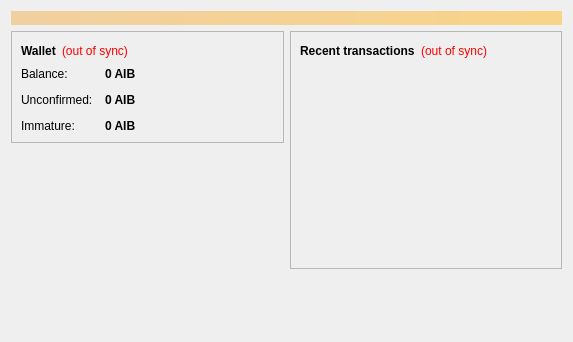
Above: src/qt/forms/overviewpage.ui from minersc/msc before the change. Below: the same form after it.
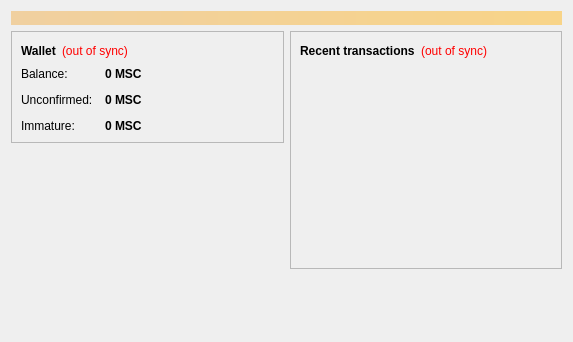
That is the form after the change.

The edit to the form file:
```diff
--- a/src/qt/forms/overviewpage.ui
+++ b/src/qt/forms/overviewpage.ui
@@ -122,7 +122,7 @@
                <string>Your current balance</string>
               </property>
               <property name="text">
-               <string notr="true">0 AIB</string>
+               <string notr="true">0 MSC</string>
               </property>
               <property name="textInteractionFlags">
                <set>Qt::LinksAccessibleByMouse|Qt::TextSelectableByKeyboard|Qt::TextSelectableByMouse</set>
@@ -151,7 +151,7 @@
                <string>Total of transactions that have yet to be confirmed, and do not yet count toward the current balance</string>
               </property>
               <property name="text">
-               <string notr="true">0 AIB</string>
+               <string notr="true">0 MSC</string>
               </property>
               <property name="textInteractionFlags">
                <set>Qt::LinksAccessibleByMouse|Qt::TextSelectableByKeyboard|Qt::TextSelectableByMouse</set>
@@ -177,7 +177,7 @@
                <string>Mined balance that has not yet matured</string>
               </property>
               <property name="text">
-               <string notr="true">0 AIB</string>
+               <string notr="true">0 MSC</string>
               </property>
               <property name="textInteractionFlags">
                <set>Qt::LinksAccessibleByMouse|Qt::TextSelectableByKeyboard|Qt::TextSelectableByMouse</set>
```
Left out of the diff: 4 changed lines with no effect on the pictures.
